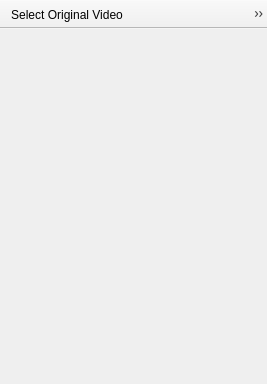
Above: YUVToolkit/MeasureWindow.ui from kLassikko/YuvToolkit before the change. Below: the same form after it.
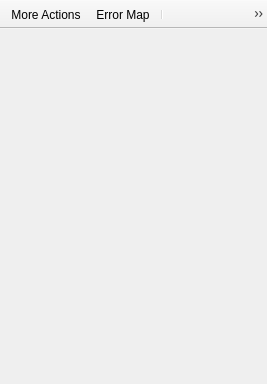
That is the form after the change. Icons and pictures are not drawn.

```diff
--- a/YUVToolkit/MeasureWindow.ui
+++ b/YUVToolkit/MeasureWindow.ui
@@ -35,12 +35,12 @@
    <attribute name="toolBarBreak">
     <bool>false</bool>
    </attribute>
+   <addaction name="action_More_Actions"/>
+   <addaction name="action_Error_Map"/>
+   <addaction name="separator"/>
    <addaction name="action_Compare_0"/>
    <addaction name="action_Compare_1"/>
    <addaction name="action_Compare_2"/>
-   <addaction name="separator"/>
-   <addaction name="action_Error_Map"/>
-   <addaction name="action_More_Actions"/>
   </widget>
   <action name="action_Error_Map">
    <property name="icon">
```
